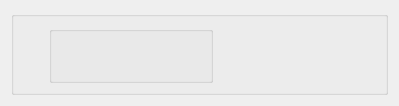
Qt form ventanas de prueba/Recibe.ui (Lomeli89/FoxyBotApp1.0) before a commit.
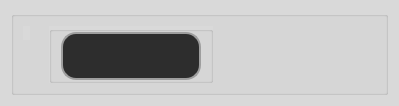
The same form after that commit. Icons and pictures are not drawn.

What changed in the file:
```diff
--- a/ventanas de prueba/Recibe.ui
+++ b/ventanas de prueba/Recibe.ui
@@ -13,9 +13,15 @@
   <property name="windowTitle">
    <string>Form</string>
   </property>
+  <property name="styleSheet">
+   <string notr="true">background-color: rgb(217, 217, 217);</string>
+  </property>
   <layout class="QVBoxLayout" name="verticalLayout">
    <item>
     <widget class="QGroupBox" name="groupBox">
+     <property name="styleSheet">
+      <string notr="true">background-color: rgb(217, 217, 217);</string>
+     </property>
      <property name="title">
       <string/>
      </property>
@@ -85,7 +91,11 @@
               </sizepolicy>
              </property>
              <property name="styleSheet">
-              <string notr="true">font: 12pt &quot;Calibri&quot;;</string>
+              <string notr="true">font: 12pt &quot;MS Sans Serif&quot;;
+color: rgb(255, 255, 255);
+	border: 2px solid rgb(158, 158, 158);
+	border-radius: 15px;
+background-color: rgb(45, 45, 45);</string>
              </property>
              <property name="text">
               <string/>
```
